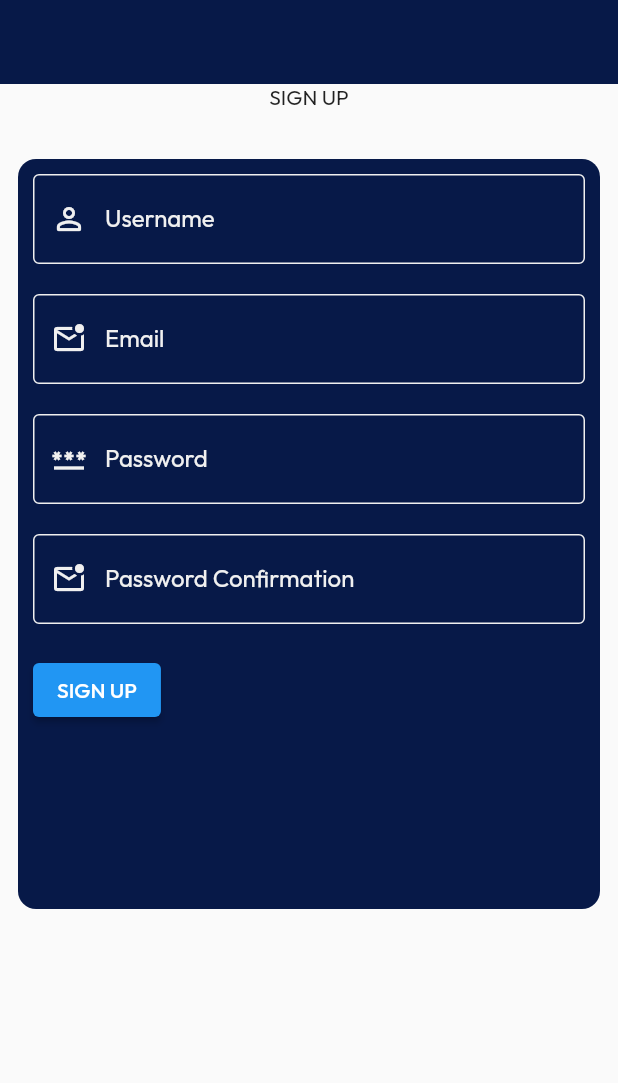
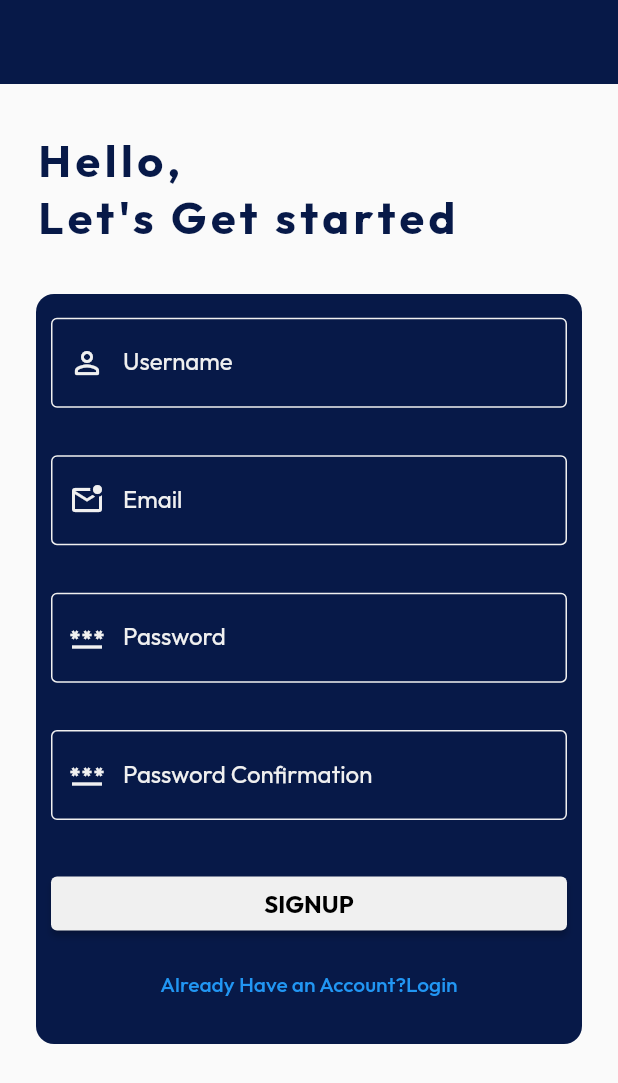
Before and after one commit to Ivy-Murage/Mini_Project_Real_Estate_App, a Flutter app: the screen it shows after launch, on a phone screen of 412 x 824 dp. Shown: the top 1083 px of the screen. Run offline on Flutter 3.47's test engine with Material 2 defaults, Android fonts, the phone set to English and light mode, and no system bars; drawn by our look-alikes of animated_text_kit; our stand-ins replace google_fonts.

Commit message:
Add animation to sign up text

```diff
--- a/lib/SignUp.dart
+++ b/lib/SignUp.dart
@@ -1,3 +1,4 @@
+import 'package:animated_text_kit/animated_text_kit.dart';
 import 'package:flutter/material.dart';
 
 class SignUp extends StatelessWidget {
@@ -5,10 +6,34 @@ class SignUp extends StatelessWidget {
   Widget build(BuildContext context) {
     return SafeArea(
         child: SingleChildScrollView(
-            child: Container(
-                child: Column(
-      children: [Text("SIGN UP"), SizedBox(height: 20), FormWidget()],
-    ))));
+      child: Container(
+          child: Padding(
+        padding: const EdgeInsets.all(12.0),
+        child: Column(
+          crossAxisAlignment: CrossAxisAlignment.start,
+          mainAxisAlignment: MainAxisAlignment.center,
+          children: [
+            SizedBox(height: 20),
+            Padding(
+              padding: const EdgeInsets.only(left: 12.0),
+              child: AnimatedTextKit(
+                animatedTexts: [
+                  TyperAnimatedText("Hello,\nLet's Get started",
+                      textStyle: const TextStyle(
+                          color: Color.fromARGB(255, 7, 25, 72),
+                          letterSpacing: 3,
+                          fontSize: 30,
+                          fontWeight: FontWeight.bold),
+                      textAlign: TextAlign.left)
+                ],
+              ),
+            ),
+            const SizedBox(height: 20),
+            FormWidget()
+          ],
+        ),
+      )),
+    ));
   }
 }
 
@@ -27,6 +52,7 @@ class FormWidget extends StatelessWidget {
             child: Form(
                 child: Column(
               crossAxisAlignment: CrossAxisAlignment.start,
+              mainAxisAlignment: MainAxisAlignment.spaceEvenly,
               children: [
                 TextFormField(
                   decoration: InputDecoration(
@@ -85,7 +111,7 @@ class FormWidget extends StatelessWidget {
                         "Password Confirmation",
                         style: TextStyle(color: Color(0xffF0F0F0)),
                       ),
-                      prefixIcon: Icon(Icons.mark_email_unread_outlined,
+                      prefixIcon: Icon(Icons.password_outlined,
                           color: Color(0xffF0F0F0)),
                       enabledBorder: OutlineInputBorder(
                           borderSide: BorderSide(color: Color(0xffF0F0F0))),
@@ -96,8 +122,26 @@ class FormWidget extends StatelessWidget {
                 ),
                 SizedBox(height: 20),
                 SizedBox(
+                    width: double.infinity,
                     child: ElevatedButton(
-                        onPressed: () {}, child: Text("SIGN UP")))
+                      style: ElevatedButton.styleFrom(
+                          backgroundColor: Color(0xffF0F0F0)),
+                      onPressed: () {},
+                      child: Text("signup".toUpperCase(),
+                          style: TextStyle(
+                              fontSize: 16,
+                              color: Colors.black,
+                              fontWeight: FontWeight.bold)),
+                    )),
+                Align(
+                  alignment: AlignmentDirectional.center,
+                  child: TextButton(
+                      onPressed: () {},
+                      child: Text.rich(TextSpan(children: [
+                        TextSpan(text: "Already Have an Account?"),
+                        TextSpan(text: "Login")
+                      ]))),
+                )
               ],
             )),
           )),
--- a/lib/landingPage.dart
+++ b/lib/landingPage.dart
@@ -21,7 +21,7 @@ class LandingPage extends StatelessWidget {
                               height: 10,
                             ),
                             Text(
-                                '"Find Your Student-Friendly \n Home, In Just A Few Taps!"',
+                                '"Find Your Student-Friendly\nHome, In Just A Few Taps!"',
                                 style: TextStyle(
                                     fontWeight: FontWeight.bold,
                                     fontSize: 30,
--- a/pubspec.yaml
+++ b/pubspec.yaml
@@ -36,6 +36,7 @@ dependencies:
   cupertino_icons: ^1.0.2
   google_fonts: ^2.1.0
   font_awesome_flutter: ^10.4.0
+  animated_text_kit: ^4.2.2
 
 dev_dependencies:
   flutter_test:
```
Also changed, not shown: pubspec.lock.
